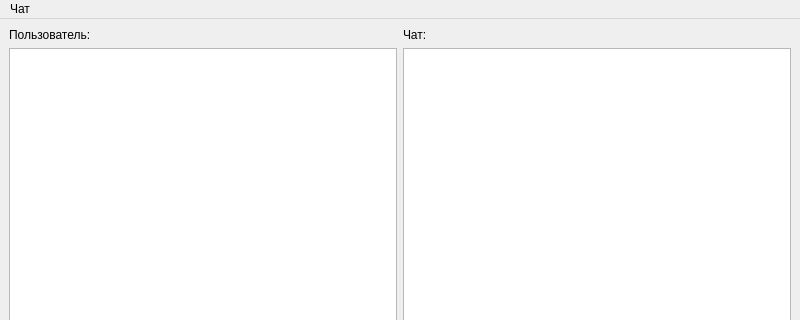
Before: the Qt Designer form MessengerClient/messengermainform.ui in GrechishkinEgor/SimpleMSG, drawn with Qt 5; both pictures show x 0 to 800 and y 0 to 320 of the 800 by 600 pixel window.
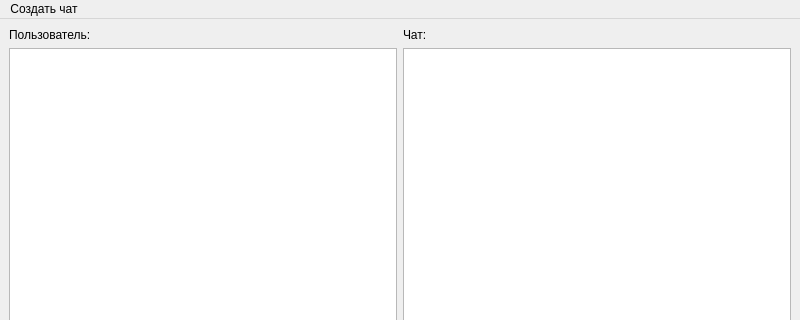
After: the same form once the commit is applied.

What changed in the file:
```diff
--- a/MessengerClient/messengermainform.ui
+++ b/MessengerClient/messengermainform.ui
@@ -69,7 +69,7 @@
    </property>
    <widget class="QMenu" name="menu">
     <property name="title">
-     <string>Чат</string>
+     <string>Создать чат</string>
     </property>
     <addaction name="action"/>
     <addaction name="action_2"/>
```
Left out of the diff: 2 changed lines with no effect on the pictures.
